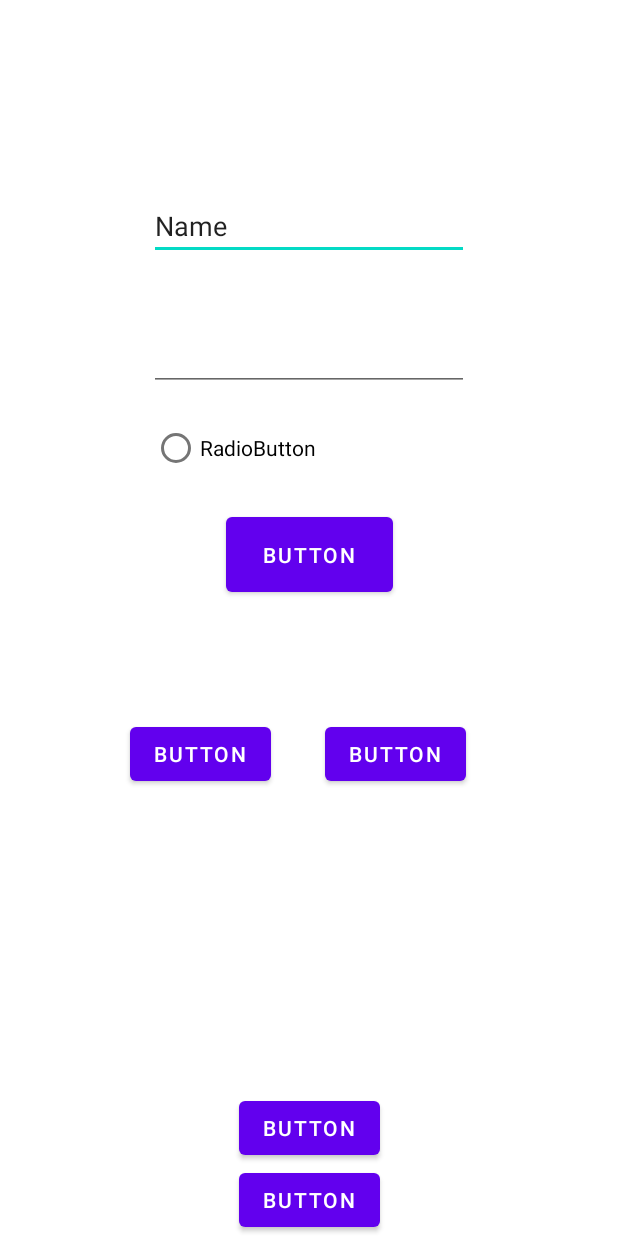
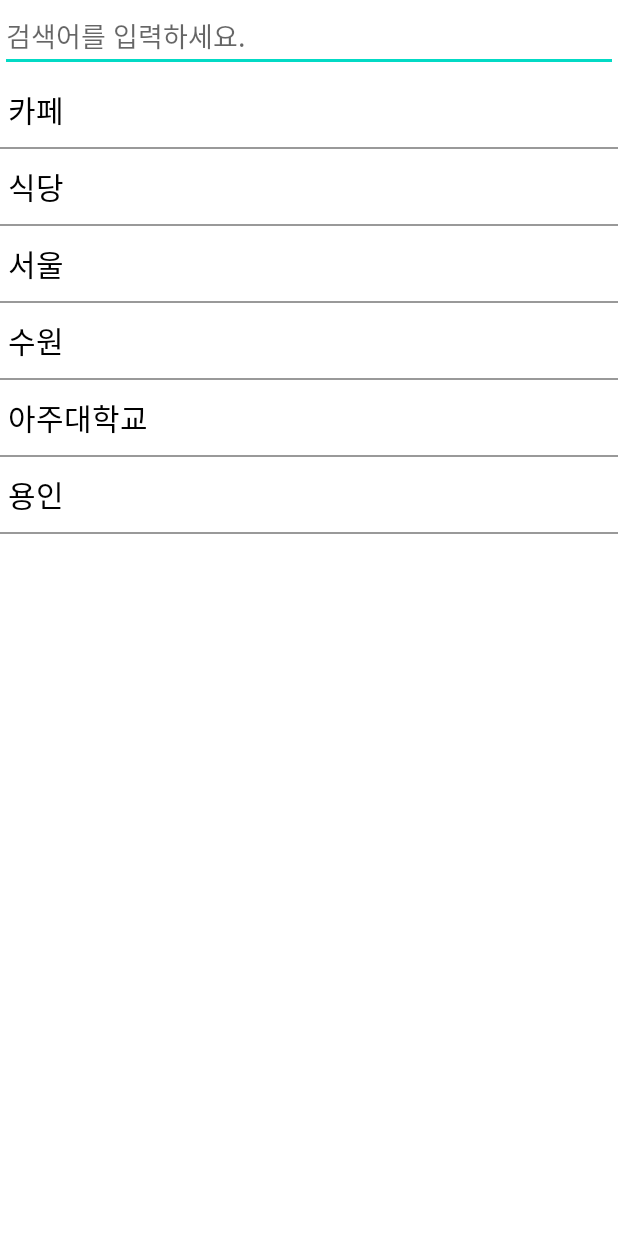
Before and after one commit to kangyunsik/StartUpTeam, an Android app: the SearchActivity screen opened directly, with no data from a screen before it, on a phone screen of 412 x 824 dp. Run offline under Robolectric (Android 15) with nearby library versions, the phone set to English and light mode, and no system bars.

Commit message:
RestAPI 활용 키워드 검색 작업중 0401

```diff
--- a/app/src/main/AndroidManifest.xml
+++ b/app/src/main/AndroidManifest.xml
@@ -19,9 +19,13 @@
         android:theme="@style/Theme.StartUpTeam"
         android:usesCleartextTraffic="true">
         <activity
+            android:name=".ResultActivity"
+            android:label="@string/title_activity_result"
+            android:theme="@style/Theme.StartUpTeam.NoActionBar"></activity>
+        <activity
             android:name=".SearchActivity"
             android:label="@string/title_activity_search"
-            android:theme="@style/Theme.StartUpTeam.NoActionBar"></activity>
+            android:theme="@style/Theme.StartUpTeam.NoActionBar" />
 
         <meta-data
             android:name="com.google.android.wearable.standalone"
--- a/app/src/main/java/com/example/startupteam/SearchActivity.java
+++ b/app/src/main/java/com/example/startupteam/SearchActivity.java
@@ -1,5 +1,6 @@
 package com.example.startupteam;
 
+import android.content.Intent;
 import android.os.Bundle;
 
 import com.google.android.material.floatingactionbutton.FloatingActionButton;
@@ -10,6 +11,7 @@ import androidx.appcompat.widget.Toolbar;
 
 import android.util.Log;
 import android.view.View;
+import android.widget.AdapterView;
 import android.widget.EditText;
 import android.widget.Toast;
 
@@ -65,7 +67,7 @@ public class SearchActivity extends AppCompatActivity {
     @Override
     protected void onCreate(Bundle savedInstanceState) {
         super.onCreate(savedInstanceState);
-        setContentView(R.layout.activity_main);
+        setContentView(R.layout.activity_search);
 
         editSearch = (EditText) findViewById(R.id.editSearch);
         listView = (ListView) findViewById(R.id.listView);
@@ -105,8 +107,12 @@ public class SearchActivity extends AppCompatActivity {
                 search(text);
             }
         });
-
-
+        listView.setOnItemClickListener(new AdapterView.OnItemClickListener() {
+            @Override
+            public void onItemClick(AdapterView parent, View v, int position, long id) {
+                editSearch.setText(arraylist.get(position));
+            }
+        });
     }
 
     // 검색을 수행하는 메소드
@@ -139,32 +145,11 @@ public class SearchActivity extends AppCompatActivity {
 
     // 검색에 사용될 데이터를 리스트에 추가한다.
     private void settingList(){
-        list.add("채수빈");
-        list.add("박지현");
-        list.add("수지");
-        list.add("남태현");
-        list.add("하성운");
-        list.add("크리스탈");
-        list.add("강승윤");
-        list.add("손나은");
-        list.add("남주혁");
-        list.add("루이");
-        list.add("진영");
-        list.add("슬기");
-        list.add("이해인");
-        list.add("고원희");
-        list.add("설리");
-        list.add("공명");
-        list.add("김예림");
-        list.add("혜리");
-        list.add("웬디");
-        list.add("박혜수");
-        list.add("카이");
-        list.add("진세연");
-        list.add("동호");
-        list.add("박세완");
-        list.add("도희");
-        list.add("창모");
-        list.add("허영지");
+        list.add("카페");
+        list.add("식당");
+        list.add("서울");
+        list.add("수원");
+        list.add("아주대학교");
+        list.add("용인");
     }
 }
--- /dev/null
+++ b/app/src/main/res/layout/content_result.xml
@@ -0,0 +1,6 @@
+<?xml version="1.0" encoding="utf-8"?>
+<androidx.constraintlayout.widget.ConstraintLayout xmlns:android="http://schemas.android.com/apk/res/android"
+    xmlns:app="http://schemas.android.com/apk/res-auto"
+    android:layout_width="match_parent"
+    android:layout_height="match_parent"
+    app:layout_behavior="@string/appbar_scrolling_view_behavior"></androidx.constraintlayout.widget.ConstraintLayout>
--- a/app/src/main/res/values/strings.xml
+++ b/app/src/main/res/values/strings.xml
@@ -20,4 +20,5 @@
     <string name="hello_first_fragment">Hello first fragment</string>
     <string name="hello_second_fragment">Hello second fragment. Arg: %1$s</string>
     <string name="title_activity_search">SearchActivity</string>
+    <string name="title_activity_result">ResultActivity</string>
 </resources>
```
Also changed, not shown: app/src/main/java/com/example/startupteam/ResultActivity.java (added, +21 -0 lines), app/src/main/res/layout/activity_result.xml (added, +33 -0 lines), app/src/main/res/navigation/nav_graph.xml (+20 -0 lines).
